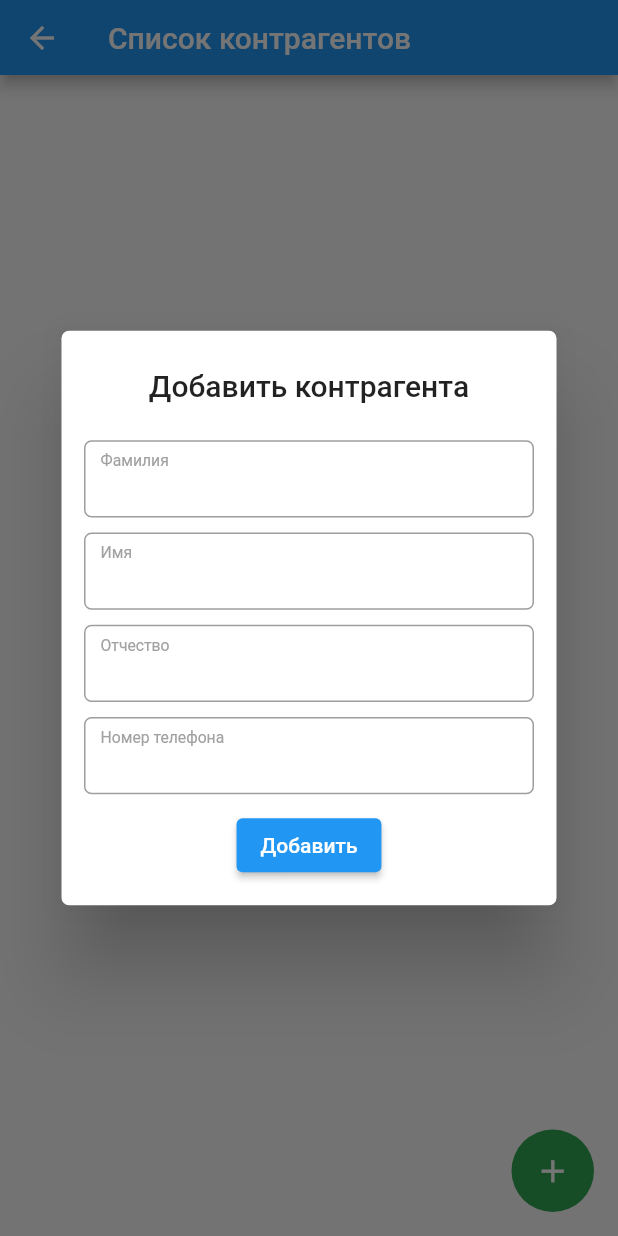
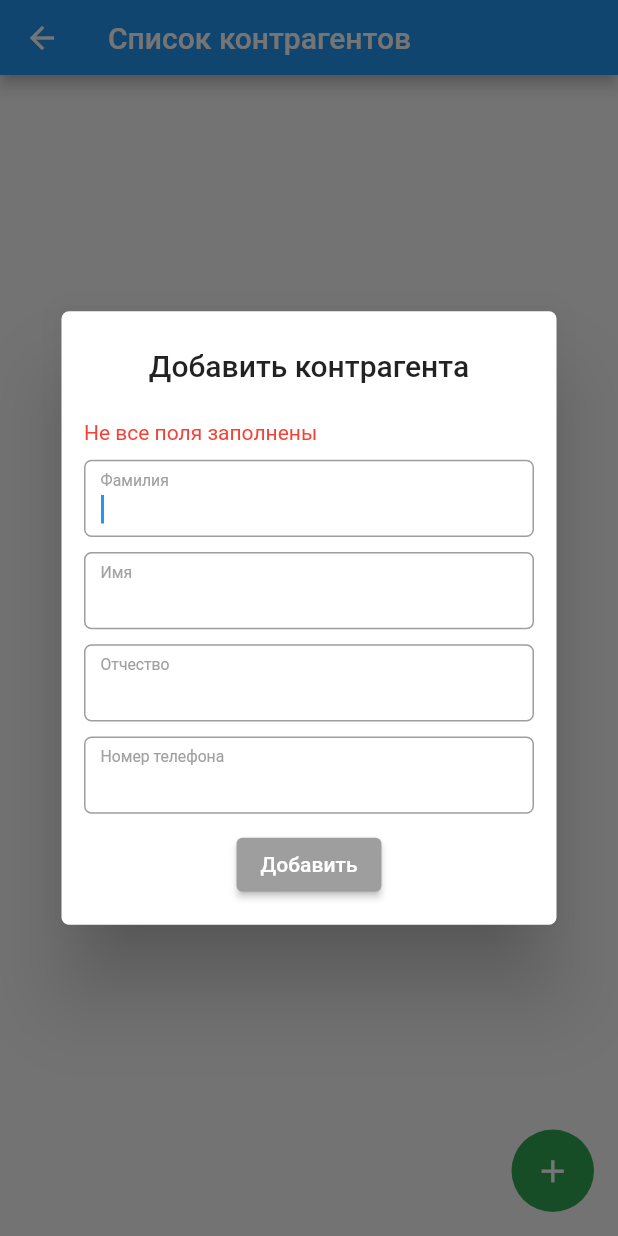
Before and after one commit to DeSharky/simple_accounting, a Flutter app: the ContragentsScreen screen opened directly, after a tap on the "add" icon, on a phone screen of 412 x 824 dp. Run offline on Flutter 3.47's test engine with Material 2 defaults, Android fonts, the phone set to English and light mode, and no system bars; drawn by our look-alikes of firebase_database; our stand-ins replace firebase_core, flutter_screenutil, flutter_svg, get, mask_text_input_formatter; accounts and stored records are empty.

Commit message:
Add checking fields for adding contragents dialog; Add query to firebase for contragents records

```diff
--- a/lib/utils/formatters.dart
+++ b/lib/utils/formatters.dart
@@ -4,7 +4,7 @@ class Formatters {
   Formatters._();
 
   static final phone = MaskTextInputFormatter(
-    mask: '+7 (###) ###-##-##',
+    mask: '8-###-###-##-##',
     filter: {"#": RegExp('[0-9]')},
   );
 
@@ -19,7 +19,17 @@ class Formatters {
     filter: {"#": RegExp('[a-zA-Z0-9]')},
   );
 
-  static final fio = MaskTextInputFormatter(
+  static final firstName = MaskTextInputFormatter(
+    mask: '#############################',
+    filter: {"#": RegExp('[a-zA-Z0-9\u0401\u0451\u0410-\u044f]')},
+  );
+
+  static final secondName = MaskTextInputFormatter(
+    mask: '#############################',
+    filter: {"#": RegExp('[a-zA-Z0-9\u0401\u0451\u0410-\u044f]')},
+  );
+
+  static final patronymic = MaskTextInputFormatter(
     mask: '#############################',
     filter: {"#": RegExp('[a-zA-Z0-9\u0401\u0451\u0410-\u044f]')},
   );
--- a/lib/utils/styles_set.dart
+++ b/lib/utils/styles_set.dart
@@ -12,4 +12,6 @@ class StylesSet {
       );
 
   static TextStyle get textInputLabel => defaultStyle.copyWith(color: ColorsSet.greyLabel);
+
+  static TextStyle get error => defaultStyle.copyWith(color: Colors.red);
 }
--- a/lib/views/contragents/contragents_controller.dart
+++ b/lib/views/contragents/contragents_controller.dart
@@ -1,11 +1,56 @@
-import 'package:flutter/cupertino.dart';
+import 'package:firebase_database/firebase_database.dart';
 import 'package:flutter/material.dart';
 import 'package:flutter_screenutil/flutter_screenutil.dart';
 import 'package:get/get.dart';
-import 'package:services_list/utils/formatters.dart';
-import 'package:services_list/widgets/form/input_decorations.dart';
+import 'package:services_list/views/contragents/widgets/add_dialog.dart';
 
 class ContragentsController extends GetxController {
+
+  final ref = FirebaseDatabase.instance.ref();
+  final int id = 0;
+
+  final allFieldFilled = false.obs;
+  final TextEditingController surnameController = TextEditingController();
+  final TextEditingController nameController = TextEditingController();
+  final TextEditingController patronymicController = TextEditingController();
+  final TextEditingController phoneController = TextEditingController();
+
+  @override
+  void onInit() {
+    allFieldFilled.value = false;
+    surnameController.addListener(() {
+      if (surnameController.text.isNotEmpty
+          && nameController.text.isNotEmpty
+            && patronymicController.text.isNotEmpty
+              && phoneController.text.isNotEmpty) {
+                allFieldFilled.value = true;
+                  } else {
+                    allFieldFilled.value = false;
+                  }
+    });
+    surnameController.addListener(() {
+      if (surnameController.text.isNotEmpty
+          && nameController.text.isNotEmpty
+            && patronymicController.text.isNotEmpty
+              && phoneController.text.isNotEmpty) {
+                allFieldFilled.value = true;
+                  } else {
+                    allFieldFilled.value = false;
+                  }
+    });
+    phoneController.addListener(() {
+      if (surnameController.text.isNotEmpty
+          && nameController.text.isNotEmpty
+            && patronymicController.text.isNotEmpty
+              && phoneController.text.isNotEmpty) {
+                allFieldFilled.value = true;
+                  } else {
+                    allFieldFilled.value = false;
+                  }
+    });
+
+    super.onInit();
+  }
 
   void addItem() {
     Get.defaultDialog(
@@ -13,46 +58,32 @@ class ContragentsController extends GetxController {
       titlePadding: EdgeInsets.symmetric(vertical: 25.w),
       contentPadding: EdgeInsets.symmetric(horizontal: 15.w),
       radius: 5.r,
-      content: SizedBox(
-        width: 300,
-        child: Column(
-          children: [
-            InputContainer(
-              child: TextField(
-                decoration: InputContainer.inputField('Фамилия'),
-                keyboardType: TextInputType.text,
-                inputFormatters: [Formatters.fio],
-              ),
-            ),
-            SizedBox(height: 10.h),
-            InputContainer(
-              child: TextField(
-                decoration: InputContainer.inputField('Имя'),
-                keyboardType: TextInputType.text,
-                inputFormatters: [Formatters.fio],
-              ),
-            ),
-            SizedBox(height: 10.h),
-            InputContainer(
-              child: TextField(
-                decoration: InputContainer.inputField('Отчество'),
-                keyboardType: TextInputType.text,
-                inputFormatters: [Formatters.fio],
-              ),
-            ),
-            SizedBox(height: 10.h),
-            InputContainer(
-              child: TextField(
-                decoration: InputContainer.inputField('Номер телефона'),
-                keyboardType: TextInputType.phone,
-                inputFormatters: [Formatters.phone],
-              ),
-            ),
-            SizedBox(height: 10.h),
-            ElevatedButton(child: Text('Добавить'), onPressed: () {})
-          ],
-        ),
-      )
+      content: Obx(() => AddDialog(
+        surnameController: surnameController,
+        nameController: nameController,
+        patronymicController: patronymicController,
+        phoneController: phoneController,
+        btnAction: addContragent,
+        allFieldFilled: allFieldFilled.value,
+      ),),
     );
   }
+
+  void addContragent() {
+    ref.child('Contragents').child(id.toString()).set({
+      'surname': surnameController.text,
+      'name': nameController.text,
+      'patronymic': patronymicController.text,
+      'phone': phoneController.text,
+    });
+    clearFields();
+    Get.back();
+  }
+
+  void clearFields() {
+    surnameController.clear();
+    nameController.clear();
+    patronymicController.clear();
+    phoneController.clear();
+  }
 }
--- a/lib/views/contragents/contragents_screen.dart
+++ b/lib/views/contragents/contragents_screen.dart
@@ -1,12 +1,15 @@
+import 'package:firebase_database/firebase_database.dart';
+import 'package:firebase_database/ui/firebase_animated_list.dart';
 import 'package:flutter/material.dart';
 import 'package:flutter_screenutil/flutter_screenutil.dart';
 import 'package:get/get.dart';
 import 'package:services_list/views/contragents//contragents_controller.dart';
+import 'package:services_list/views/home/widgets/list_item.dart';
 import 'package:services_list/widgets/add_button.dart';
 
-final controller = Get.put<ContragentsController>(ContragentsController());
+class ContragentsScreen extends StatelessWidget {
 
-class ContragentsScreen extends StatelessWidget {
+  final controller = Get.put<ContragentsController>(ContragentsController());
 
   @override
   Widget build(BuildContext context) {
@@ -14,11 +17,16 @@ class ContragentsScreen extends StatelessWidget {
       appBar: AppBar(toolbarHeight: 50, title: const Text('Список контрагентов')),
       body: Padding(
         padding: EdgeInsets.all(10.w),
-        child: SingleChildScrollView(
-          child: Column(
-            crossAxisAlignment: CrossAxisAlignment.start,
-            children: [],
-          ),
+        child: FirebaseAnimatedList(
+          itemBuilder: (BuildContext context, DataSnapshot snapshot, Animation<double> animation, int idx) {
+            return ListItem(
+              id: idx,
+              surname: snapshot.child('surname').value.toString(),
+              name: snapshot.child('name').value.toString(),
+              phone: snapshot.child('phone').value.toString(),
+            );
+          },
+          query: controller.ref.child("Contragents"),
         ),
       ),
       floatingActionButton: AddButton(action: () => controller.addItem()),
--- /dev/null
+++ b/lib/views/contragents/widgets/add_dialog.dart
@@ -0,0 +1,86 @@
+import 'package:flutter/material.dart';
+import 'package:flutter_screenutil/flutter_screenutil.dart';
+import 'package:services_list/utils/formatters.dart';
+import 'package:services_list/utils/styles_set.dart';
+import 'package:services_list/widgets/form/input_decorations.dart';
+
+class AddDialog extends StatelessWidget {
+
+  final TextEditingController surnameController;
+  final TextEditingController nameController;
+  final TextEditingController patronymicController;
+  final TextEditingController phoneController;
+  final VoidCallback btnAction;
+  final bool allFieldFilled;
+
+  const AddDialog ({
+    required this.surnameController,
+    required this.nameController,
+    required this.patronymicController,
+    required this.phoneController,
+    required this.btnAction,
+    this.allFieldFilled = false,
+  });
+
+  static String isRequired = 'Не все поля заполнены';
+
+  @override
+  Widget build(BuildContext context) {
+    return SizedBox(
+      width: 300,
+      child: Column(
+        crossAxisAlignment: CrossAxisAlignment.start,
+        children: [
+          if (!allFieldFilled)
+            Padding(padding: EdgeInsets.only(bottom: 10.h), child: Text(isRequired, style: StylesSet.error)),
+          InputContainer(
+            child: TextField(
+              controller: surnameController,
+              decoration: InputContainer.inputField('Фамилия'),
+              keyboardType: TextInputType.text,
+              inputFormatters: [Formatters.firstName],
+              autofocus: true,
+            ),
+          ),
+          SizedBox(height: 10.h),
+          InputContainer(
+            child: TextField(
+              controller: nameController,
+              decoration: InputContainer.inputField('Имя'),
+              keyboardType: TextInputType.text,
+              inputFormatters: [Formatters.secondName],
+            ),
+          ),
+          SizedBox(height: 10.h),
+          InputContainer(
+            child: TextField(
+              controller: patronymicController,
+              decoration: InputContainer.inputField('Отчество'),
+              keyboardType: TextInputType.text,
+              inputFormatters: [Formatters.patronymic],
+            ),
+          ),
+          SizedBox(height: 10.h),
+          InputContainer(
+            child: TextField(
+              controller: phoneController,
+              decoration: InputContainer.inputField('Номер телефона'),
+              keyboardType: TextInputType.phone,
+              inputFormatters: [Formatters.phone],
+            ),
+          ),
+          SizedBox(height: 10.h),
+          Center(
+            child: ElevatedButton(
+              style: ButtonStyle(
+                backgroundColor: MaterialStateColor.resolveWith((states) => allFieldFilled ? Colors.blue : Colors.grey),
+              ),
+              child: const Text('Добавить'),
+              onPressed: () => allFieldFilled ? btnAction.call() : null,
+            ),
+          ),
+        ],
+      ),
+    );
+  }
+}
--- a/lib/views/home/home_screen.dart
+++ b/lib/views/home/home_screen.dart
@@ -19,12 +19,12 @@ class HomeScreen extends StatelessWidget {
         child: FirebaseAnimatedList(
           itemBuilder: (BuildContext context, DataSnapshot snapshot, Animation<double> animation, int idx) {
             return ListItem(
-              id: int.parse(snapshot.key!),
+              id: idx,
               surname: snapshot.child('surname').value.toString(),
               name: snapshot.child('name').value.toString(),
             );
           },
-          query: controller.ref,
+          query: controller.ref.child('Orders'),
         ),
       ),
       floatingActionButton: AddButton(action: () => controller.addItem()),
--- a/lib/views/home/widgets/list_item.dart
+++ b/lib/views/home/widgets/list_item.dart
@@ -6,8 +6,9 @@ class ListItem extends StatelessWidget {
   final int id;
   final String surname;
   final String name;
+  final String phone;
 
-  const ListItem({this.id = 0, this.surname = '', this.name = ''});
+  const ListItem({this.id = 0, this.surname = '', this.name = '', this.phone = ''});
 
   @override
   Widget build(BuildContext context) {
@@ -21,6 +22,8 @@ class ListItem extends StatelessWidget {
           Text(surname),
           SizedBox(width: 5.w),
           Text(name),
+          SizedBox(width: 5.w),
+          Text(phone),
         ],
       ),
     );
--- a/lib/widgets/form/input_decorations.dart
+++ b/lib/widgets/form/input_decorations.dart
@@ -8,12 +8,13 @@ class InputContainer extends StatelessWidget {
 
   const InputContainer({required this.child});
 
-  static InputDecoration inputField(String label) => InputDecoration(
+  static InputDecoration inputField(String label, {String? errorText}) => InputDecoration(
     labelText: label,
     labelStyle: StylesSet.textInputLabel,
     floatingLabelBehavior: FloatingLabelBehavior.always,
     border: InputBorder.none,
     isDense: true,
+    errorText: errorText,
   );
 
   @override
```
